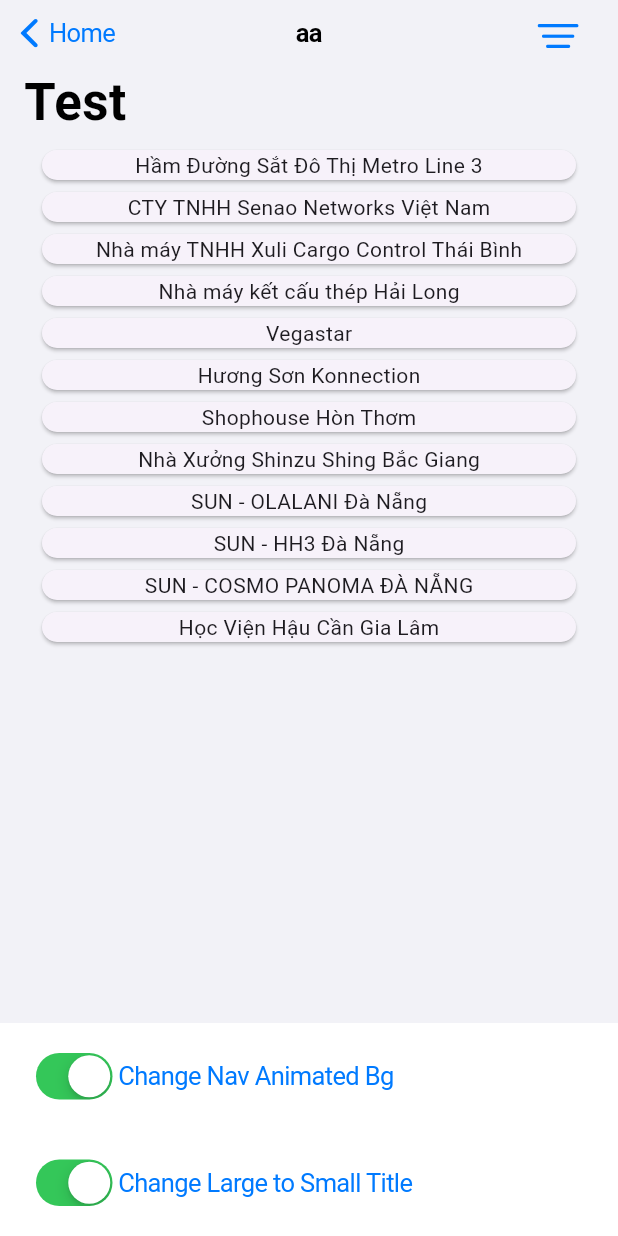
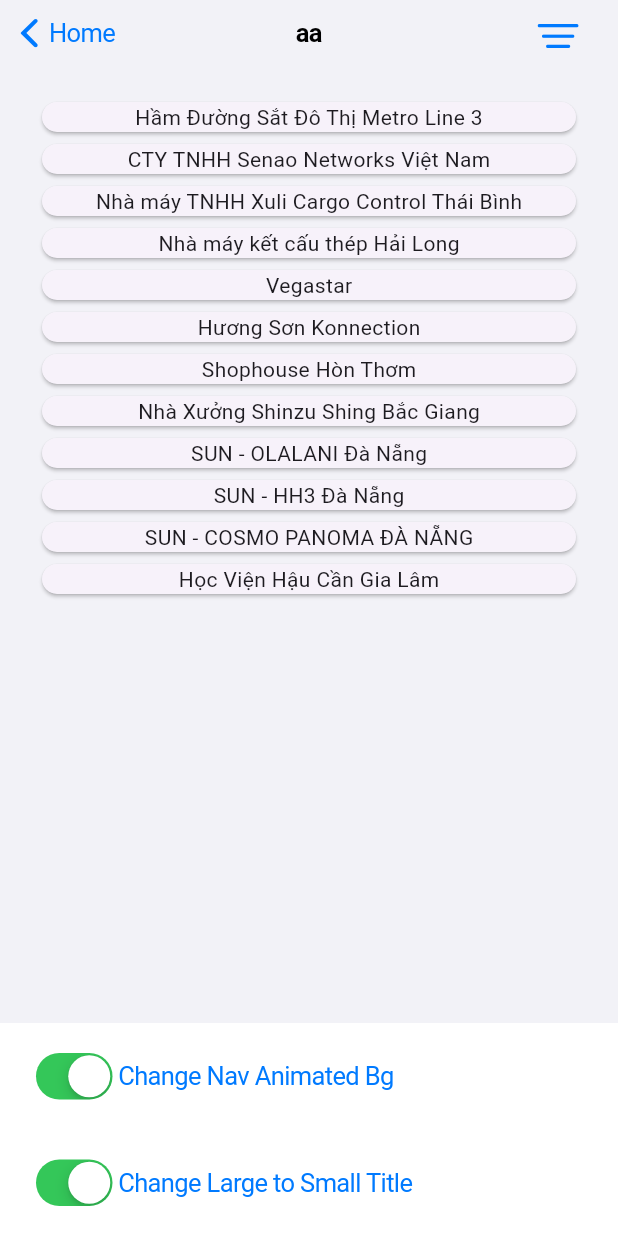
Before and after one commit to gamestap99/flutter_base, a Flutter app: the _Render screen opened directly, on a phone screen of 412 x 824 dp. Run offline on Flutter 3.47's test engine with Material 3 defaults, Android fonts, the light colour scheme and no system bars; our stand-ins replace bloc_concurrency, cached_network_image, dartx, dio, equatable, flutter_bloc and 4 more; missing offline and left inert: syncfusion_localizations; statements that could not run were skipped.

Commit message:
Update logic cupertinosliver

```diff
--- a/example/lib/screens/custom_cupertino_page_scaffold_screen.dart
+++ b/example/lib/screens/custom_cupertino_page_scaffold_screen.dart
@@ -16,8 +16,10 @@
   Widget build(BuildContext context) {
 
     return const CupertinoSliverPageScaffold(
+      isTransparent: true,
+      isSliverAppBar: false,
       largeTitle: Text('Dịch vụ'),
-      // middle: Text("aa"),
+      middle: Text("aa"),
       automaticallyImplyLeading: false,
       slivers: [
         SliverToBoxAdapter(
--- a/example/lib/screens/list_cupertino_fetch_data.dart
+++ b/example/lib/screens/list_cupertino_fetch_data.dart
@@ -37,9 +37,9 @@
       body: BaseListCupertinoWidget<ProjectEntity, dynamic>(
         queryParameters: {},
         baseListCupertinoNavbarData: BaseListCupertinoNavbarData(
-          leadingColor: CupertinoColors.black,
+          isTransparent: true,
+          isSliverAppBar: false,
           previousPageTitle: "Home",
-          leadingOnPressed: () => Navigator.pop(context),
           largeTitle: const Text('Test'),
           middle: const Text("aa"),
           trailing: IconButton(
@@ -49,7 +49,7 @@
             icon: const Icon(CupertinoIcons.line_horizontal_3_decrease),
           ),
         ),
-        opts: const BaseListOpts(padding: EdgeInsetsDirectional.symmetric(horizontal: 24)),
+        opts: const BaseListOpts(padding: EdgeInsetsDirectional.symmetric(horizontal: 24,vertical: 20)),
         buildItem: (item, int index) {
           return Card(
             child: Column(
--- a/lib/src/compoments/wlist/wlist_cupertino.dart
+++ b/lib/src/compoments/wlist/wlist_cupertino.dart
@@ -11,10 +11,10 @@
   final Widget? leading;
   final Widget? trailing;
   final String? previousPageTitle;
-  final Color? leadingColor;
-  final void Function()? leadingOnPressed;
-  final Border? Function(double visibility)? buildBorder;
-  final Color? Function(double visibility)? backgroundColor;
+  final Border? border;
+  final Color?  backgroundColor;
+  final bool isTransparent;
+  final bool isSliverAppBar;
 
   BaseListCupertinoNavbarData({
     required this.largeTitle,
@@ -22,10 +22,10 @@
     this.leading,
     this.trailing,
     this.previousPageTitle,
-    this.leadingColor,
-    this.leadingOnPressed,
-    this.buildBorder,
+    this.border,
     this.backgroundColor,
+    this.isTransparent = false,
+    this.isSliverAppBar = true,
   });
 }
 
@@ -189,6 +189,20 @@
 
   @override
   Widget build(BuildContext context) {
+    Color? navBarBackgroundColor = widget.baseListCupertinoNavbarData.isTransparent ? Colors.transparent : widget.baseListCupertinoNavbarData.backgroundColor;
+    Brightness? navBarBrightness = widget.baseListCupertinoNavbarData.isTransparent ? Brightness.light : null;
+    Border? navBorder = widget.baseListCupertinoNavbarData.isTransparent ? const Border() : widget.baseListCupertinoNavbarData.border;
+
+    CupertinoNavigationBar? navigationBar = !widget.baseListCupertinoNavbarData.isSliverAppBar ? CupertinoNavigationBar(
+      brightness: navBarBrightness,
+      backgroundColor: navBarBackgroundColor,
+      middle: _middleSliver(context),
+      trailing: widget.baseListCupertinoNavbarData.trailing,
+      leading: widget.baseListCupertinoNavbarData.leading,
+      previousPageTitle: widget.baseListCupertinoNavbarData.previousPageTitle,
+      border: navBorder,
+    ) : null;
+
     return BlocConsumer<BaseListBloc<T, F>, BaseListState<T>>(
       listenWhen: (pev, cur) => pev.status != cur.status || (pev.items != cur.items),
       listener: (context, state) {
@@ -197,40 +211,30 @@
       buildWhen: (pev, cur) => pev.status != cur.status,
       builder: (context, state) {
         return CupertinoPageScaffold(
+          navigationBar: navigationBar,
+          child: SafeArea(
+            top: !widget.baseListCupertinoNavbarData.isSliverAppBar,
             child: CustomScrollView(
               controller: _scrollController,
               physics: const BouncingScrollPhysics(
                 parent: AlwaysScrollableScrollPhysics(),
               ),
               slivers: [
-              ValueListenableBuilder<double>(
+                if(widget.baseListCupertinoNavbarData.isSliverAppBar)ValueListenableBuilder<double>(
                   valueListenable: visibilityNotifier,
                   builder: (context, visibility, child) {
                     return CupertinoSliverNavigationBar(
-                    stretch: false,
-                    backgroundColor: widget.baseListCupertinoNavbarData.backgroundColor?.call(visibility) ?? CupertinoColors.white.withOpacity(visibility),
+                      brightness: navBarBrightness,
+                      backgroundColor: navBarBackgroundColor,
                       middle: _middleSliver(context),
                       trailing: widget.baseListCupertinoNavbarData.trailing,
                       leading: widget.baseListCupertinoNavbarData.leading,
                       previousPageTitle: widget.baseListCupertinoNavbarData.previousPageTitle,
-                    largeTitle: VisibilityDetector(
-                      key: const Key('nav-container'),
-                      onVisibilityChanged: (VisibilityInfo info) {
-                        if (info.visibleFraction < 1 && _scrollController.position.userScrollDirection == ScrollDirection.reverse) {
-                          visibilityNotifier.value = 1 - info.visibleFraction;
-                        } else if (info.visibleFraction >= 1 && _scrollController.position.pixels > 20) {
-                          visibilityNotifier.value = 1;
-                        } else {
-                          visibilityNotifier.value = 1 - info.visibleFraction;
-                        }
-                      },
-                      child: widget.baseListCupertinoNavbarData.largeTitle,
-                    ),
-                    border: widget.baseListCupertinoNavbarData.buildBorder?.call(visibility) ?? _borderNavSliver(context,visibility),
+                      largeTitle: widget.baseListCupertinoNavbarData.largeTitle,
+                      border: navBorder,
                     );
                   },
                 ),
-
                 CupertinoSliverRefreshControl(
                   key: _refreshIndicatorKey,
                   onRefresh: _onRefresh,
@@ -275,6 +279,7 @@
                 }),
                 if (state.items.isNotEmpty) _buildLoadMore(),
               ],
+            ),
           ),
         );
       },
```
Also changed, not shown: lib/src/widgets/custom_cupertino_page_scaffold.dart (+56 -20 lines). Lines whose indentation alone changed are shown as unchanged.
